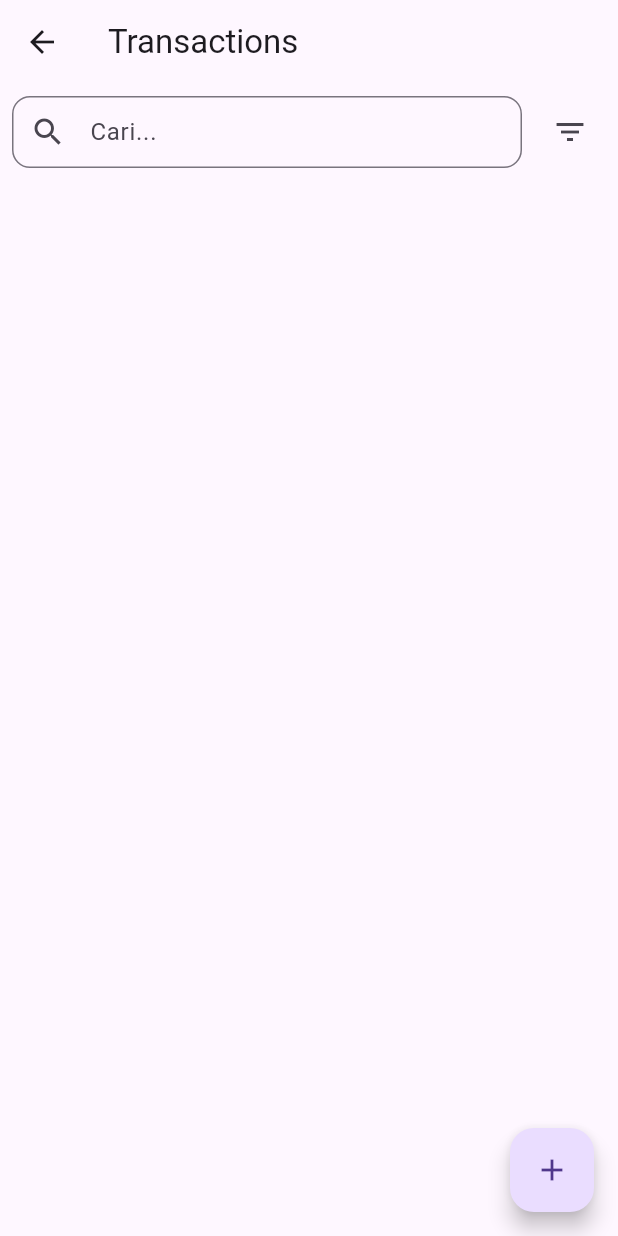
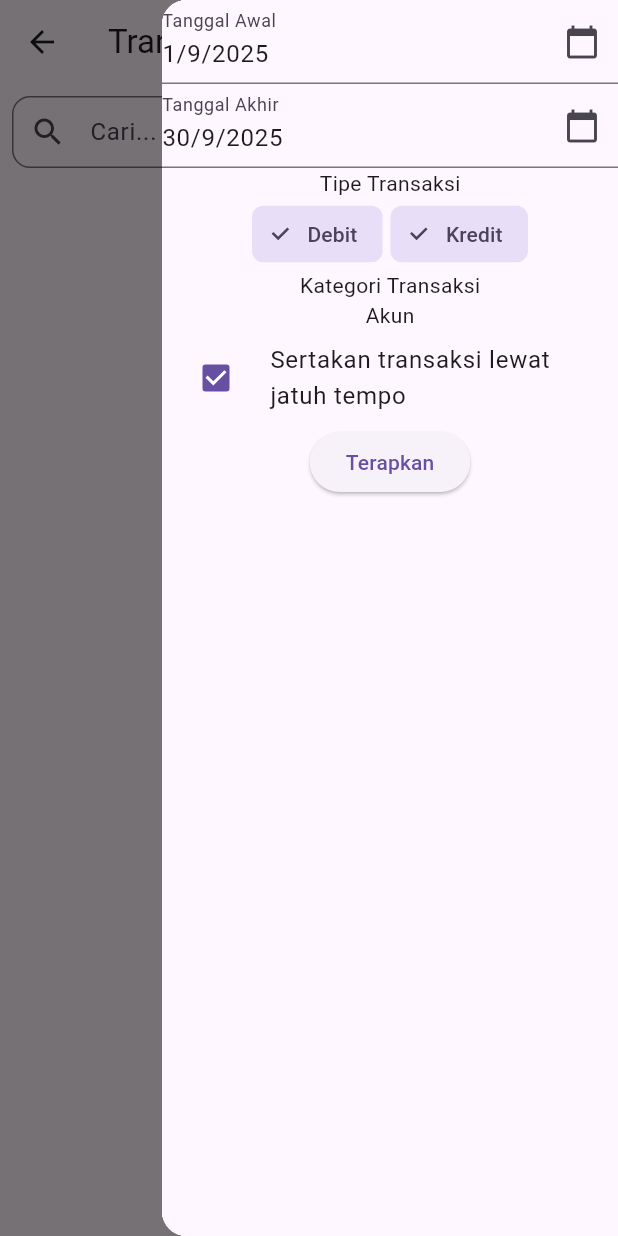
Before and after one commit to reinhart-wilson/finance-tracker, a Flutter app: the TransactionListView screen opened directly, with the side drawer open (before the commit the screen has no drawer), on a phone screen of 412 x 824 dp. Run offline on Flutter 3.47's test engine with Material 3 defaults, Android fonts, the phone set to English and light mode, and no system bars; our stand-ins replace flutter_colorpicker, sqflite; missing offline and left inert: animated_tree_view; accounts and stored records are empty.

```diff
--- a/lib/views/transaction_form_view.dart
+++ b/lib/views/transaction_form_view.dart
@@ -74,7 +74,6 @@ class _TransactionFormViewState extends State<TransactionFormView> {
                 key: _formKey,
                 child: Column(
                   children: [
-                    // TODO: tambah button untuk menambahkan kategori
                     CategoryDropdown(
                       selectedCategory: _selectedCategory,
                       onChanged: (newCategory) async {
@@ -83,7 +82,7 @@ class _TransactionFormViewState extends State<TransactionFormView> {
                             context,
                             MaterialPageRoute(
                                 builder: (_) =>
-                                    CategoryFormWidget()), // TODO: Implement CategoryFormView();
+                                    CategoryFormWidget()),
                           );
                           if (result is TransactionCategory) {
                             setState(() {
--- a/lib/views/transaction_list_view.dart
+++ b/lib/views/transaction_list_view.dart
@@ -1,6 +1,7 @@
 import 'package:finance_tracker/models/transaction/transaction.dart';
 import 'package:finance_tracker/viewmodels/transaction/transaction_list_viewmodel.dart';
 import 'package:finance_tracker/views/transaction_form_view.dart';
+import 'package:finance_tracker/views/widgets/transaction/transaction_filter_widget.dart';
 import 'package:flutter/material.dart';
 import 'package:provider/provider.dart';
 
@@ -11,11 +12,12 @@ class TransactionListView extends StatelessWidget {
   Widget build(BuildContext context) {
     final vm = context.read<TransactionListViewmodel>();
     return Scaffold(
+      endDrawer: const Drawer(child: TransactionFilterWidget(),),
       floatingActionButton: FloatingActionButton(
           onPressed: () {
             Navigator.of(context, rootNavigator: false).push(
               MaterialPageRoute(
-                builder: (context) => TransactionFormView(),
+                builder: (context) => const TransactionFormView(),
               ),
             );
           },
@@ -46,7 +48,7 @@ class TransactionListView extends StatelessWidget {
                 IconButton(
                   icon: const Icon(Icons.filter_list),
                   onPressed: () {
-                    // TODO: buka modal/bottom sheet filter
+                    Scaffold.of(context).openEndDrawer();
                   },
                 ),
               ],
--- a/lib/views/widgets/transaction/transaction_filter_widget.dart
+++ b/lib/views/widgets/transaction/transaction_filter_widget.dart
@@ -0,0 +1,196 @@
+import 'package:finance_tracker/models/account.dart';
+import 'package:finance_tracker/models/transaction/transaction_category.dart';
+import 'package:finance_tracker/models/transaction/transaction_filter.dart';
+import 'package:finance_tracker/viewmodels/transaction/transaction_list_viewmodel.dart';
+import 'package:flutter/material.dart';
+import 'package:provider/provider.dart';
+
+class TransactionFilterWidget extends StatefulWidget {
+  const TransactionFilterWidget({super.key});
+
+  @override
+  State<StatefulWidget> createState() => TransactionFilterWidgetState();
+}
+
+class TransactionFilterWidgetState extends State<TransactionFilterWidget> {
+  final List<TransactionCategory> _selectedCategories = [];
+  final List<Account> _selectedAccounts = [];
+  var _includeCredit = true;
+  var _includeDebit = true;
+  var _includePastDue = true;
+  late DateTime now;
+  late DateTime _startDate;
+  late DateTime _endDate;
+
+  @override
+  void initState() {
+    super.initState();
+    now = DateTime.now();
+    _startDate = DateTime(now.year, now.month, 1);
+    _endDate =
+        DateTime(now.year, now.month + 1, 1).subtract(const Duration(days: 1));
+  }
+
+  Future<void> _pickDate({
+    required DateTime? currentValue,
+    required ValueChanged<DateTime?> onDatePicked,
+  }) async {
+    final DateTime now = DateTime.now();
+
+    final DateTime? picked = await showDatePicker(
+      context: context,
+      initialDate: currentValue ?? now,
+      firstDate: DateTime(2000),
+      lastDate: DateTime(2100),
+    );
+
+    if (picked != null && picked != currentValue) {
+      setState(() {
+        onDatePicked(picked); // ✅ update variabel yang sesuai
+      });
+    }
+  }
+
+  @override
+  Widget build(BuildContext context) {
+    return Scaffold(
+        body: Form(
+      child: Column(children: [
+        TextFormField(
+          readOnly: true,
+          controller: TextEditingController(
+            text: "${_startDate.day}/${_startDate.month}/${_startDate.year}",
+          ),
+          decoration: const InputDecoration(
+            labelText: "Tanggal Awal",
+            suffixIcon: Icon(Icons.calendar_today),
+          ),
+          onTap: () {
+            _pickDate(
+                currentValue: _startDate,
+                onDatePicked: (date) {
+                  _startDate = date ?? _startDate;
+                });
+          },
+        ),
+        TextFormField(
+          readOnly: true,
+          controller: TextEditingController(
+            text: "${_endDate.day}/${_endDate.month}/${_endDate.year}",
+          ),
+          decoration: const InputDecoration(
+            labelText: "Tanggal Akhir",
+            suffixIcon: Icon(Icons.calendar_today),
+          ),
+          onTap: () {
+            _pickDate(
+                currentValue: _endDate,
+                onDatePicked: (date) {
+                  _endDate = date ?? _endDate;
+                });
+          },
+        ),
+        const Text('Tipe Transaksi'),
+        Wrap(spacing: 5.0, children: [
+          FilterChip(
+              label: const Text('Debit'),
+              selected: _includeDebit,
+              onSelected: (selected) {
+                setState(() {
+                  if (selected) {
+                    _includeDebit = true;
+                  } else {
+                    _includeDebit = false;
+                  }
+                });
+              }),
+          FilterChip(
+              label: const Text('Kredit'),
+              selected: _includeCredit,
+              onSelected: (selected) {
+                setState(() {
+                  if (selected) {
+                    _includeCredit = true;
+                  } else {
+                    _includeCredit = false;
+                  }
+                });
+              })
+        ]),
+        const Text('Kategori Transaksi'),
+        Selector<TransactionListViewmodel, List<TransactionCategory>>(
+            selector: (_, vm) => vm.categories,
+            builder: (_, categories, __) {
+              return Wrap(
+                  spacing: 5.0,
+                  children: categories
+                      .map((category) => FilterChip(
+                          label: Text(category.name),
+                          selected: _selectedCategories.contains(category),
+                          onSelected: (selected) {
+                            setState(() {
+                              if (selected) {
+                                _selectedCategories.add(category);
+                              } else {
+                                _selectedCategories.remove(category);
+                              }
+                            });
+                          }))
+                      .toList());
+            }),
+        const Text('Akun'),
+        Selector<TransactionListViewmodel, List<Account>>(
+            selector: (_, vm) => vm.accounts,
+            builder: (_, accounts, __) {
+              return Wrap(
+                  spacing: 5.0,
+                  children: accounts
+                      .map((account) => FilterChip(
+                          label: Text(account.name),
+                          selected: _selectedAccounts.contains(account),
+                          onSelected: (selected) {
+                            setState(() {
+                              if (selected) {
+                                _selectedAccounts.add(account);
+                              } else {
+                                _selectedAccounts.remove(account);
+                              }
+                            });
+                          }))
+                      .toList());
+            }),
+        CheckboxListTile(
+          value: _includePastDue,
+          onChanged: (val) {
+            setState(() {
+              _includePastDue = val ?? false;
+            });
+          },
+          title: const Text("Sertakan transaksi lewat jatuh tempo"),
+          controlAffinity: ListTileControlAffinity.leading,
+        ),
+        ElevatedButton(
+          onPressed: () async {
+            String? transactionType;
+            if (_includeCredit && !_includeDebit) {
+              transactionType = 'credit';
+            } else if (!_includeCredit && _includeDebit) {
+              transactionType = 'debit';
+            }
+            final vm = context.read<TransactionListViewmodel>();
+            vm.filterTransaction(TransactionFilter(
+                startDate: _startDate,
+                accounts: _selectedAccounts.isEmpty ? null : _selectedAccounts,
+                endDate: _endDate,
+                transactionType: transactionType,
+                categories:
+                    _selectedCategories.isEmpty ? null : _selectedCategories,
+                loadPreviouslyUnsettled: _includePastDue));
+            Navigator.of(context).pop();
+          },
+          child: const Text('Terapkan'),
+        )
+      ]),
+    ));
+  }
+}
```
